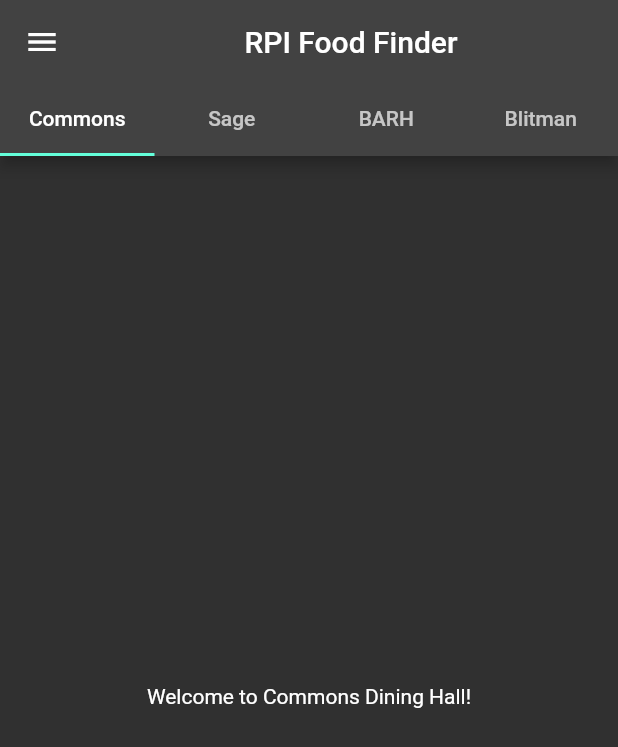
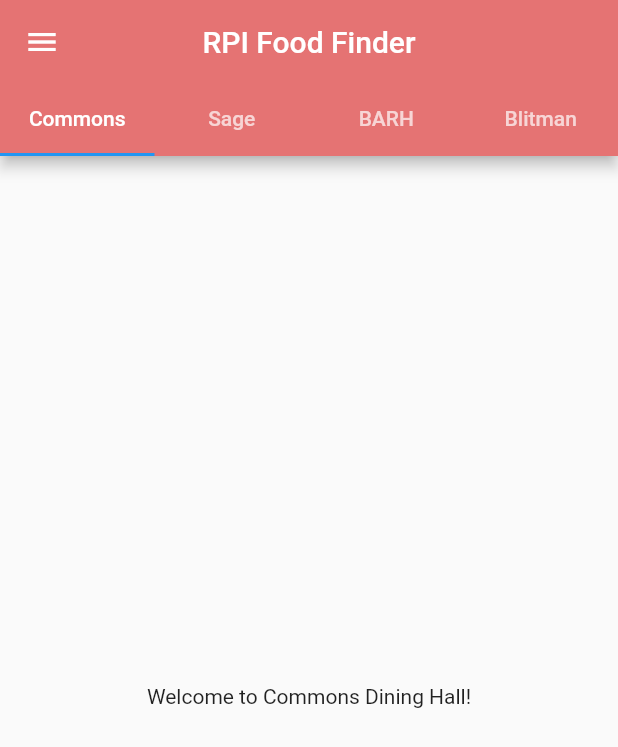
Before and after one commit to Tripplenut/RPIFoodFinder, a Flutter app: the screen it shows after launch, on a phone screen of 412 x 824 dp. Shown: the top 747 px of the screen. Run offline on Flutter 3.47's test engine with Material 2 defaults, Android fonts, the phone set to English and light mode, and no system bars.

Commit message:
List View Update
Turns out onTap is a thing so no need for the icon buttons.

```diff
--- a/src/lib/main.dart
+++ b/src/lib/main.dart
@@ -12,7 +12,7 @@ class MainApp extends StatelessWidget {
     return MaterialApp(
       home: const AppHome(),
       theme: ThemeData(
-        brightness: Brightness.dark,
+        //brightness: Brightness.dark, Dark Mode stuff. Implement in setting later
         primaryColor: Colors.red[300],
       ),
     );
@@ -29,9 +29,9 @@ class AppHome extends StatelessWidget {
       length: 4,
       child: Scaffold(
         appBar: AppBar(
-          title: const Center(
-            child: Text("RPI Food Finder"),
-          ),
+          title: const Text("RPI Food Finder"),
+          centerTitle: true,
+          backgroundColor: Colors.red[300],
           bottom: const TabBar(tabs: <Widget>[
             Tab(
               text: "Commons",
@@ -48,27 +48,32 @@ class AppHome extends StatelessWidget {
           ]),
         ),
         drawer: Drawer(
-          child: ListView(children: const <Widget>[
-            ListTile(
-              leading: IconButton(
-                onPressed: null,
-                icon: Icon(Icons.menu_book),
-              ),
-              title: Text('Menus'),
+          child: ListView(padding: EdgeInsets.zero, children: <Widget>[
+            const DrawerHeader(
+              child: Center(child: Text("RPI Food Finder!")),
             ),
             ListTile(
-              leading: IconButton(
-                onPressed: null,
-                icon: Icon(Icons.info),
-              ),
-              title: Text('About'),
+              leading: const Icon(Icons.menu_book),
+              title: const Text("Menus"),
+              onTap: () {
+                //! Add some navigator stuff here to go to other pages and things of that nature
+                //! When the time comes of course
+                Navigator.pop(context);
+              },
             ),
             ListTile(
-              leading: IconButton(
-                onPressed: null,
-                icon: Icon(Icons.settings),
-              ),
-              title: Text('Settings'),
+              leading: const Icon(Icons.info),
+              title: const Text('About'),
+              onTap: () {
+                Navigator.pop(context);
+              },
+            ),
+            ListTile(
+              leading: const Icon(Icons.settings),
+              title: const Text('Settings'),
+              onTap: () {
+                Navigator.pop(context);
+              },
             ),
           ]),
         ),
--- a/src/pubspec.yaml
+++ b/src/pubspec.yaml
@@ -17,3 +17,5 @@ dev_dependencies:
 
 flutter:
   uses-material-design: true
+  assets:
+  - assets/
```
